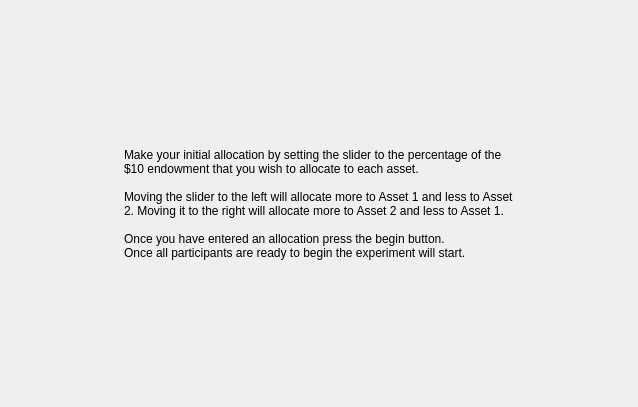
First picture: the form in MarketSimulation/instructionscreen2.ui, repository dwattttt/marketsim, before the edit.
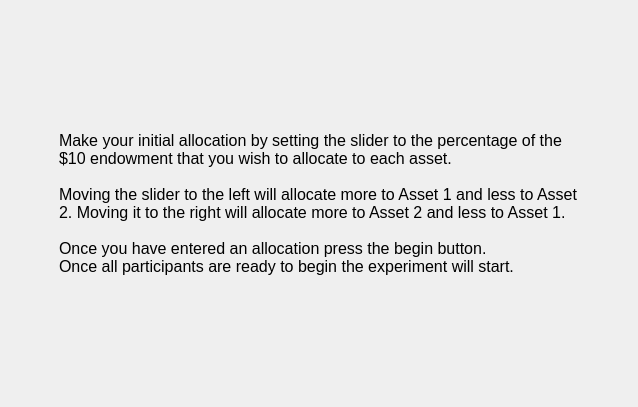
Second picture: the form after the edit.

Diff of the .ui file:
```diff
--- a/MarketSimulation/instructionscreen2.ui
+++ b/MarketSimulation/instructionscreen2.ui
@@ -44,6 +44,11 @@
      </item>
      <item>
       <widget class="QLabel" name="label">
+       <property name="font">
+        <font>
+         <pointsize>12</pointsize>
+        </font>
+       </property>
        <property name="text">
         <string>Make your initial allocation by setting the slider to the percentage of the
 $10 endowment that you wish to allocate to each asset.
```
